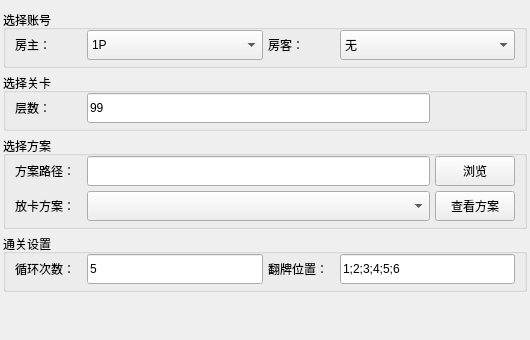
Above: AppImplement/UIFiles/MagicTowerParam.ui from LinFeng-BingYi/FVM_Backstage_Assistant_LFBY before the change. Below: the same form after it.
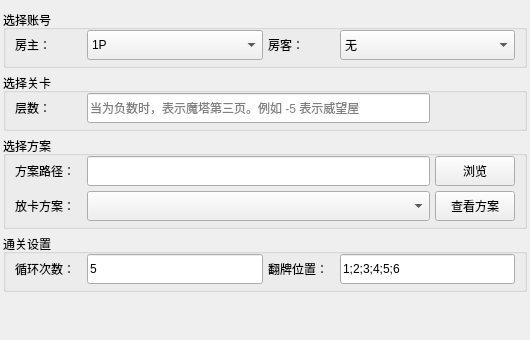
That is the form after the change.

Commit message: 实现[使用物品]功能，支持背包装备道具使用或删除、假期特惠兑换; 实现[魔塔蛋糕]功能中，当魔塔层数为负时，执行魔塔第三页关卡; 实现识图失败时，保存截图，以便排除失败原因; 实现流程列表右键菜单--清空所有功能; 优化[日常领取]功能，在执行前打开公会任务判断是否已完成施肥3次的任务，若完成则后续不再施肥; 优化资源文件路径结构; 修复编辑放卡方案界面无法正常保存方案的问题; 修复手动修改ini文件后不能立即生效的问题(文件路径不变也需要重新加载文件内容)

The edit to the form file:
```diff
--- a/AppImplement/UIFiles/MagicTowerParam.ui
+++ b/AppImplement/UIFiles/MagicTowerParam.ui
@@ -163,8 +163,11 @@
           <height>30</height>
          </size>
         </property>
-        <property name="text">
-         <string>99</string>
+        <property name="toolTip">
+         <string>当为负数时，表示魔塔第三页从上往下对应的关卡。例如-5表示威望屋</string>
+        </property>
+        <property name="placeholderText">
+         <string>当为负数时，表示魔塔第三页。例如 -5 表示威望屋</string>
         </property>
        </widget>
       </item>
```
The commit also changes 265 other files.
